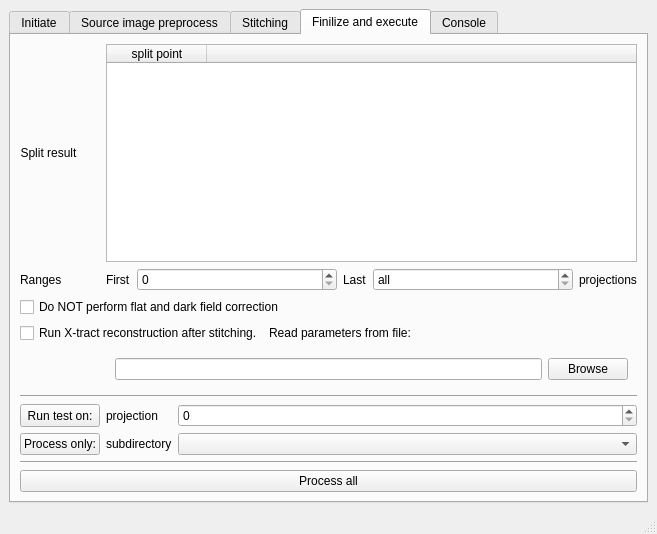
Old version of the form share/imbl-ui.ui in the repository AustralianSynchrotron/imblproc.
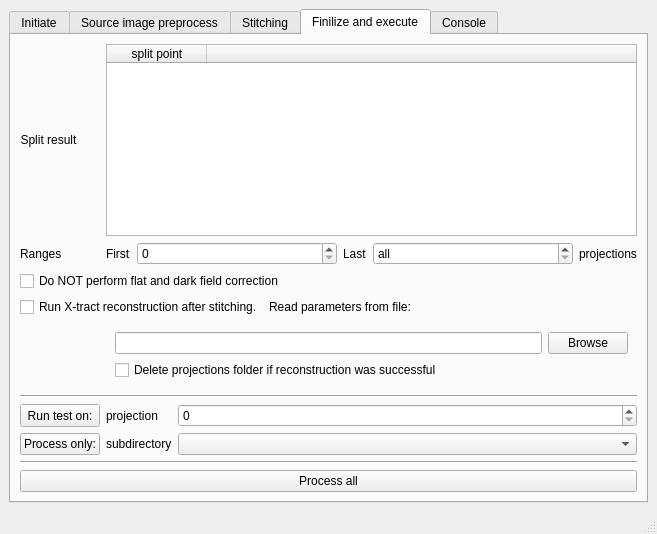
New version of the form. The open tabs and pages were chosen to show the change. Icons and pictures are not drawn.

Commit message: modified:   bin/imbl-proc.sh 	modified:   bin/imbl-ui.py 	modified:   share/imbl-ui.ui

```diff
--- a/share/imbl-ui.ui
+++ b/share/imbl-ui.ui
@@ -950,9 +950,6 @@
         <item row="6" column="1" colspan="2">
          <widget class="QWidget" name="xtractWdg" native="true">
           <layout class="QGridLayout" name="gridLayout_9">
-           <item row="0" column="0">
-            <widget class="QLineEdit" name="xtractIn"/>
-           </item>
            <item row="0" column="1">
             <widget class="QPushButton" name="xtractBrowse">
              <property name="text">
@@ -960,6 +957,16 @@
              </property>
             </widget>
            </item>
+           <item row="0" column="0">
+            <widget class="QLineEdit" name="xtractIn"/>
+           </item>
+           <item row="1" column="0">
+            <widget class="QCheckBox" name="deleteClean">
+             <property name="text">
+              <string>Delete projections folder if reconstruction was successful</string>
+             </property>
+            </widget>
+           </item>
           </layout>
          </widget>
         </item>
```
The commit also changes 2 other files.
